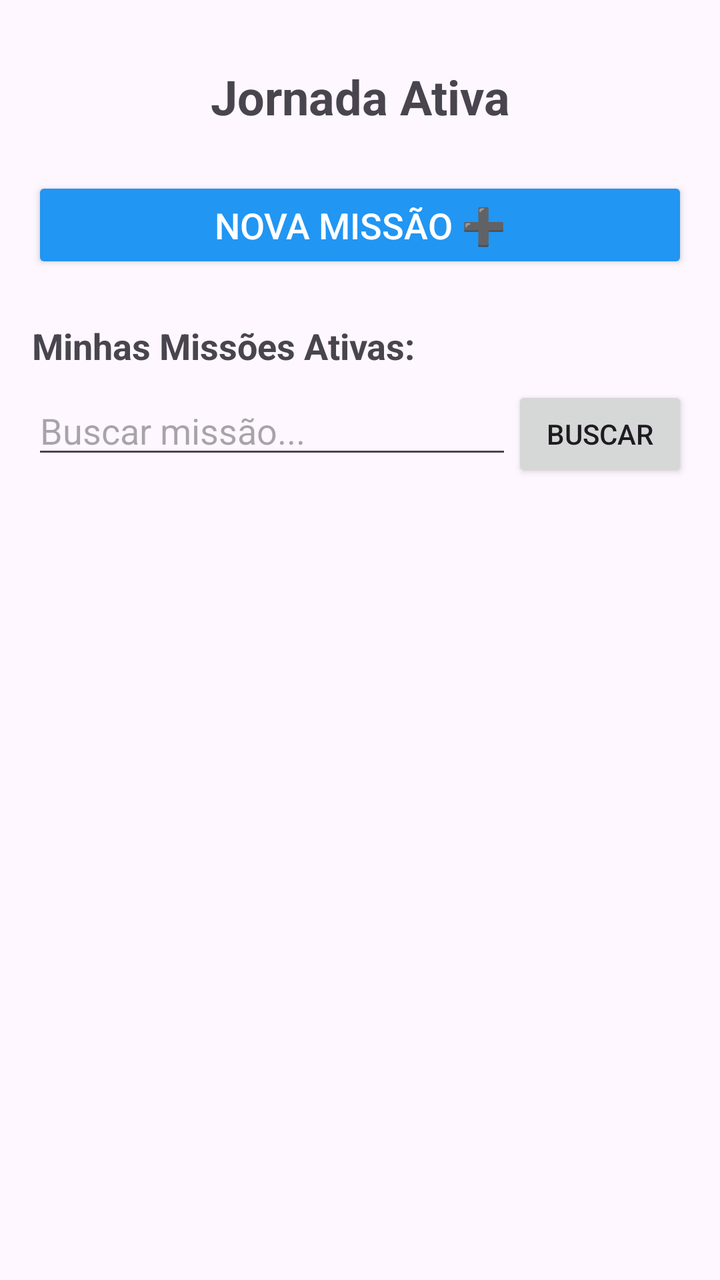
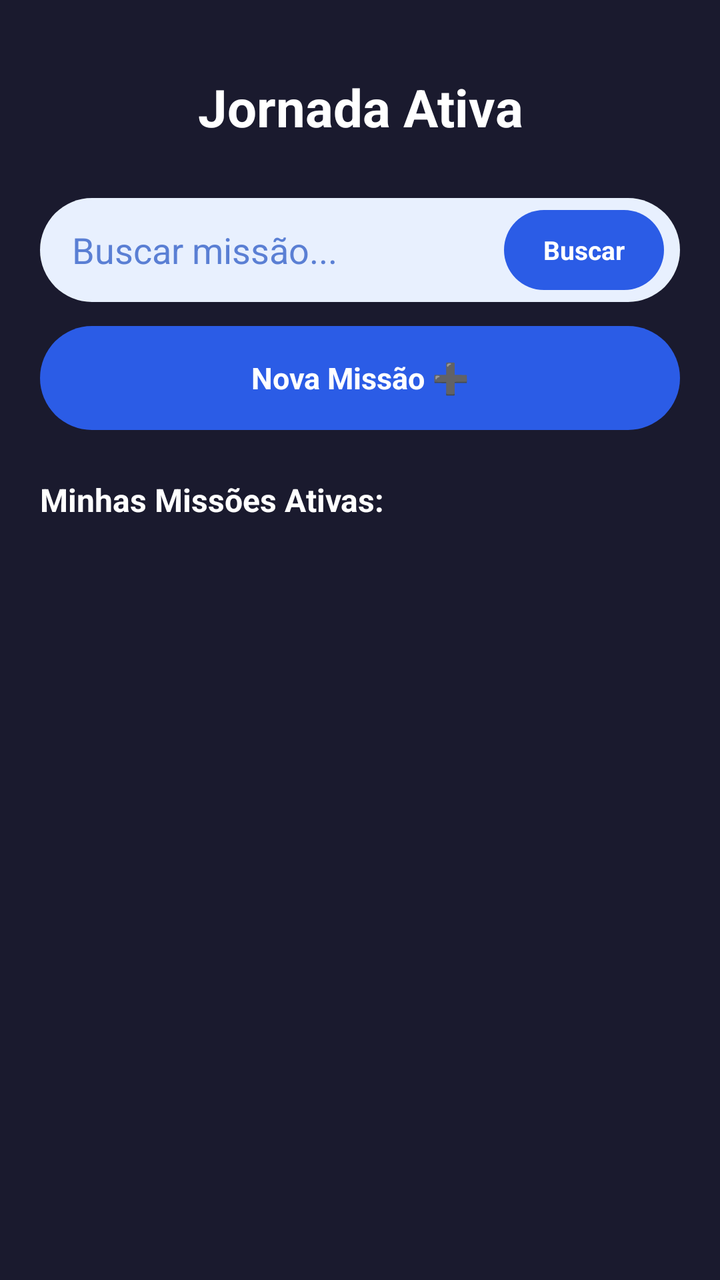

Screens rendered from an Android XML layout before and after an edit, with the pre-edit source and the edit as a unified diff.
<!-- AndroidManifest.xml: application theme Theme.RoutineQuestMobile -->
<!-- res/layout/activity_home.xml -->
<?xml version="1.0" encoding="utf-8"?>
<LinearLayout xmlns:android="http://schemas.android.com/apk/res/android"
    android:layout_width="match_parent"
    android:layout_height="match_parent"
    android:orientation="vertical"
    android:padding="16dp">

    <TextView
        android:layout_width="match_parent"
        android:layout_height="wrap_content"
        android:text="Jornada Ativa"
        android:textSize="24sp"
        android:textStyle="bold"
        android:gravity="center"
        android:layout_marginTop="16dp"
        android:layout_marginBottom="24dp"/>

    <Button
        android:id="@+id/btnNewTask"
        android:layout_width="match_parent"
        android:layout_height="wrap_content"
        android:text="Nova Missão ➕"
        android:textSize="18sp"
        android:padding="12dp"
        android:backgroundTint="#2196F3"
        android:textColor="@android:color/white"
        android:layout_marginBottom="24dp"/>

    <TextView
        android:layout_width="match_parent"
        android:layout_height="wrap_content"
        android:text="Minhas Missões Ativas:"
        android:textStyle="bold"
        android:textSize="18sp"
        android:layout_marginBottom="8dp"/>

    <LinearLayout
        android:layout_width="match_parent"
        android:layout_height="wrap_content"
        android:orientation="horizontal"
        android:layout_marginBottom="8dp">

        <EditText
            android:id="@+id/etSearch"
            android:layout_width="0dp"
            android:layout_height="wrap_content"
            android:layout_weight="1"
            android:hint="Buscar missão..."
            android:inputType="text"/>

        <Button
            android:id="@+id/btnSearch"
            android:layout_width="wrap_content"
            android:layout_height="wrap_content"
            android:text="Buscar"/>
    </LinearLayout>

    <ListView
        android:id="@+id/lvTasks"
        android:layout_width="match_parent"
        android:layout_height="match_parent"/>

</LinearLayout>
<!-- resources referenced by this layout -->
<resources>
  <style name="Theme.RoutineQuestMobile" parent="Base.Theme.RoutineQuestMobile" />
  <style name="Base.Theme.RoutineQuestMobile" parent="Theme.Material3.DayNight.NoActionBar">
          
          
      </style>
</resources>

<!-- the commit's change to res/layout/activity_home.xml (unified diff, before → after) -->
@@ -1,29 +1,72 @@
 <?xml version="1.0" encoding="utf-8"?>
 <LinearLayout xmlns:android="http://schemas.android.com/apk/res/android"
+    xmlns:app="http://schemas.android.com/apk/res-auto"
     android:layout_width="match_parent"
     android:layout_height="match_parent"
     android:orientation="vertical"
-    android:padding="16dp">
+    android:background="#1A1A2E"
+    android:padding="20dp">
 
     <TextView
         android:layout_width="match_parent"
         android:layout_height="wrap_content"
         android:text="Jornada Ativa"
-        android:textSize="24sp"
+        android:textSize="26sp"
         android:textStyle="bold"
+        android:textColor="#FFFFFF"
         android:gravity="center"
         android:layout_marginTop="16dp"
-        android:layout_marginBottom="24dp"/>
+        android:layout_marginBottom="28dp"/>
 
-    <Button
+    <LinearLayout
+        android:layout_width="match_parent"
+        android:layout_height="52dp"
+        android:orientation="horizontal"
+        android:background="@drawable/bg_input_arredondado"
+        android:paddingStart="16dp"
+        android:paddingEnd="8dp"
+        android:gravity="center_vertical"
+        android:layout_marginBottom="12dp">
+
+        <EditText
+            android:id="@+id/etSearch"
+            android:layout_width="0dp"
+            android:layout_height="match_parent"
+            android:layout_weight="1"
+            android:hint="Buscar missão..."
+            android:textColorHint="#5A7FD4"
+            android:textColor="#1A3A8F"
+            android:background="@null"
+            android:inputType="text"
+            android:singleLine="true"/>
+
+        <TextView
+            android:id="@+id/btnSearch"
+            android:layout_width="80dp"
+            android:layout_height="40dp"
+            android:text="Buscar"
+            android:textSize="13sp"
+            android:textColor="#FFFFFF"
+            android:textStyle="bold"
+            android:gravity="center"
+            android:background="@drawable/bg_botao_azul"
+            android:clickable="true"
+            android:focusable="true"/>
+
+    </LinearLayout>
+
+    <TextView
         android:id="@+id/btnNewTask"
         android:layout_width="match_parent"
-        android:layout_height="wrap_content"
+        android:layout_height="52dp"
         android:text="Nova Missão ➕"
-        android:textSize="18sp"
-        android:padding="12dp"
-        android:backgroundTint="#2196F3"
-        android:textColor="@android:color/white"
+        android:textSize="15sp"
+        android:textStyle="bold"
+        android:textColor="#FFFFFF"
+        android:gravity="center"
+        android:background="@drawable/bg_botao_azul"
+        android:clickable="true"
+        android:focusable="true"
         android:layout_marginBottom="24dp"/>
 
     <TextView
@@ -31,33 +74,15 @@
         android:layout_height="wrap_content"
         android:text="Minhas Missões Ativas:"
         android:textStyle="bold"
-        android:textSize="18sp"
-        android:layout_marginBottom="8dp"/>
-
-    <LinearLayout
-        android:layout_width="match_parent"
-        android:layout_height="wrap_content"
-        android:orientation="horizontal"
-        android:layout_marginBottom="8dp">
-
-        <EditText
-            android:id="@+id/etSearch"
-            android:layout_width="0dp"
-            android:layout_height="wrap_content"
-            android:layout_weight="1"
-            android:hint="Buscar missão..."
-            android:inputType="text"/>
-
-        <Button
-            android:id="@+id/btnSearch"
-            android:layout_width="wrap_content"
-            android:layout_height="wrap_content"
-            android:text="Buscar"/>
-    </LinearLayout>
+        android:textColor="#FFFFFF"
+        android:textSize="16sp"
+        android:layout_marginBottom="12dp"/>
 
     <ListView
         android:id="@+id/lvTasks"
         android:layout_width="match_parent"
-        android:layout_height="match_parent"/>
+        android:layout_height="match_parent"
+        android:divider="@android:color/transparent"
+        android:dividerHeight="12dp"/>
 
 </LinearLayout>
<!-- resource entries referenced after the edit -->
@@ -1,5 +1,16 @@
 <!-- resources referenced by this layout -->
 <resources>
+  <!-- drawable bg_botao_azul (drawable) -->
+  <?xml version="1.0" encoding="utf-8"?>
+  <shape xmlns:android="http://schemas.android.com/apk/res/android">
+      <solid android:color="#2B5CE6"/>
+      <corners android:radius="30dp"/>
+  </shape>
+  <!-- drawable bg_input_arredondado (drawable) -->
+  <?xml version="1.0" encoding="utf-8"?>
+  <shape xmlns:android="http://schemas.android.com/apk/res/android">
+      <solid android:color="#E8F0FE"/> <corners android:radius="30dp"/>
+  </shape>
   <style name="Theme.RoutineQuestMobile" parent="Base.Theme.RoutineQuestMobile" />
   <style name="Base.Theme.RoutineQuestMobile" parent="Theme.Material3.DayNight.NoActionBar">
           
